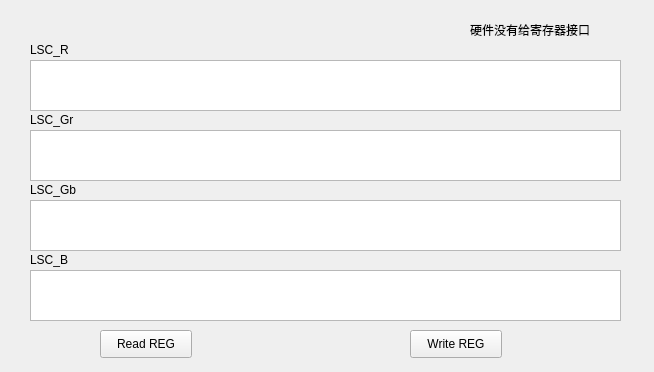
Before: the Qt Designer form Link_tab/lsc_tab.ui in HuJingwen1211/MCISP, drawn with Qt 5.
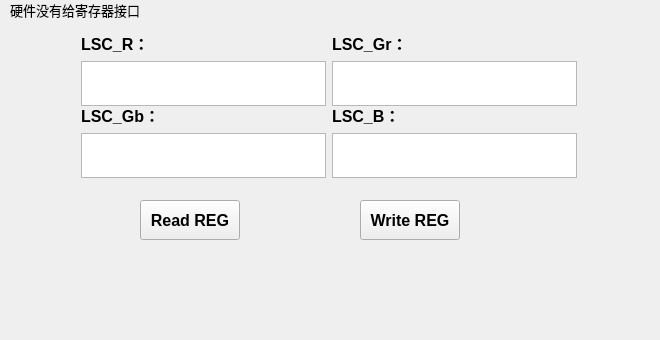
After: the same form once the commit is applied.

Diff of the .ui file:
```diff
--- a/Link_tab/lsc_tab.ui
+++ b/Link_tab/lsc_tab.ui
@@ -6,127 +6,58 @@
    <rect>
     <x>0</x>
     <y>0</y>
-    <width>654</width>
-    <height>372</height>
+    <width>660</width>
+    <height>340</height>
    </rect>
   </property>
+  <property name="minimumSize">
+   <size>
+    <width>660</width>
+    <height>340</height>
+   </size>
+  </property>
   <property name="windowTitle">
    <string>LSC_tab</string>
   </property>
   <widget class="QLabel" name="label">
    <property name="geometry">
     <rect>
-     <x>470</x>
-     <y>20</y>
+     <x>10</x>
+     <y>0</y>
      <width>161</width>
      <height>20</height>
     </rect>
    </property>
+   <property name="font">
+    <font>
+     <pointsize>10</pointsize>
+    </font>
+   </property>
    <property name="text">
     <string>硬件没有给寄存器接口</string>
    </property>
   </widget>
-  <widget class="QPlainTextEdit" name="LSC_R">
-   <property name="geometry">
-    <rect>
-     <x>30</x>
-     <y>60</y>
-     <width>591</width>
-     <height>51</height>
-    </rect>
-   </property>
-  </widget>
-  <widget class="QPlainTextEdit" name="LSC_Gr">
-   <property name="geometry">
-    <rect>
-     <x>30</x>
-     <y>130</y>
-     <width>591</width>
-     <height>51</height>
-    </rect>
-   </property>
-  </widget>
-  <widget class="QPlainTextEdit" name="LSC_Gb">
-   <property name="geometry">
-    <rect>
-     <x>30</x>
-     <y>200</y>
-     <width>591</width>
-     <height>51</height>
-    </rect>
-   </property>
-  </widget>
-  <widget class="QPlainTextEdit" name="LSC_B">
-   <property name="geometry">
-    <rect>
-     <x>30</x>
-     <y>270</y>
-     <width>591</width>
-     <height>51</height>
-    </rect>
-   </property>
-  </widget>
-  <widget class="QLabel" name="label_2">
-   <property name="geometry">
-    <rect>
-     <x>30</x>
-     <y>40</y>
-     <width>69</width>
-     <height>19</height>
-    </rect>
-   </property>
-   <property name="text">
-    <string>LSC_R</string>
-   </property>
-  </widget>
-  <widget class="QLabel" name="label_3">
-   <property name="geometry">
-    <rect>
-     <x>30</x>
-     <y>110</y>
-     <width>69</width>
-     <height>19</height>
-    </rect>
-   </property>
-   <property name="text">
-    <string>LSC_Gr</string>
-   </property>
-  </widget>
-  <widget class="QLabel" name="label_4">
-   <property name="geometry">
-    <rect>
-     <x>30</x>
-     <y>180</y>
-     <width>69</width>
-     <height>19</height>
-    </rect>
-   </property>
-   <property name="text">
-    <string>LSC_Gb</string>
-   </property>
-  </widget>
-  <widget class="QLabel" name="label_5">
-   <property name="geometry">
-    <rect>
-     <x>30</x>
-     <y>250</y>
-     <width>69</width>
-     <height>19</height>
-    </rect>
-   </property>
-   <property name="text">
-    <string>LSC_B</string>
-   </property>
-  </widget>
   <widget class="QPushButton" name="lsc_read_btn">
    <property name="geometry">
     <rect>
-     <x>100</x>
-     <y>330</y>
-     <width>92</width>
-     <height>28</height>
+     <x>140</x>
+     <y>200</y>
+     <width>100</width>
+     <height>40</height>
     </rect>
    </property>
+   <property name="minimumSize">
+    <size>
+     <width>100</width>
+     <height>40</height>
+    </size>
+   </property>
+   <property name="font">
+    <font>
+     <pointsize>12</pointsize>
+     <bold>true</bold>
+    </font>
+   </property>
    <property name="text">
     <string>Read REG</string>
    </property>
@@ -134,16 +65,156 @@
   <widget class="QPushButton" name="lsc_write_btn">
    <property name="geometry">
     <rect>
-     <x>410</x>
-     <y>330</y>
-     <width>92</width>
-     <height>28</height>
+     <x>360</x>
+     <y>200</y>
+     <width>100</width>
+     <height>40</height>
     </rect>
    </property>
+   <property name="minimumSize">
+    <size>
+     <width>100</width>
+     <height>40</height>
+    </size>
+   </property>
+   <property name="font">
+    <font>
+     <pointsize>12</pointsize>
+     <bold>true</bold>
+    </font>
+   </property>
    <property name="text">
     <string>Write REG</string>
    </property>
   </widget>
+  <widget class="QWidget" name="">
+   <property name="geometry">
+    <rect>
+     <x>70</x>
+     <y>20</y>
+     <width>518</width>
+     <height>161</height>
+    </rect>
+   </property>
+   <layout class="QGridLayout" name="gridLayout">
+    <item row="3" column="0">
+     <widget class="QPlainTextEdit" name="LSC_Gb">
+      <property name="minimumSize">
+       <size>
+        <width>0</width>
+        <height>45</height>
+       </size>
+      </property>
+      <property name="font">
+       <font>
+        <pointsize>12</pointsize>
+        <bold>true</bold>
+       </font>
+      </property>
+     </widget>
+    </item>
+    <item row="1" column="1">
+     <widget class="QPlainTextEdit" name="LSC_Gr">
+      <property name="minimumSize">
+       <size>
+        <width>0</width>
+        <height>45</height>
+       </size>
+      </property>
+      <property name="font">
+       <font>
+        <pointsize>12</pointsize>
+        <bold>true</bold>
+       </font>
+      </property>
+     </widget>
+    </item>
+    <item row="2" column="0">
+     <widget class="QLabel" name="label_4">
+      <property name="font">
+       <font>
+        <pointsize>12</pointsize>
+        <bold>true</bold>
+       </font>
+      </property>
+      <property name="text">
+       <string>LSC_Gb：</string>
+      </property>
+     </widget>
+    </item>
+    <item row="1" column="0">
+     <widget class="QPlainTextEdit" name="LSC_R">
+      <property name="minimumSize">
+       <size>
+        <width>0</width>
+        <height>45</height>
+       </size>
+      </property>
+      <property name="font">
+       <font>
+        <pointsize>12</pointsize>
+        <bold>true</bold>
+       </font>
+      </property>
+     </widget>
+    </item>
+    <item row="2" column="1">
+     <widget class="QLabel" name="label_5">
+      <property name="font">
+       <font>
+        <pointsize>12</pointsize>
+        <bold>true</bold>
+       </font>
+      </property>
+      <property name="text">
+       <string>LSC_B：</string>
+      </property>
+     </widget>
+    </item>
+    <item row="3" column="1">
+     <widget class="QPlainTextEdit" name="LSC_B">
+      <property name="minimumSize">
+       <size>
+        <width>0</width>
+        <height>45</height>
+       </size>
+      </property>
+      <property name="font">
+       <font>
+        <pointsize>12</pointsize>
+        <bold>true</bold>
+       </font>
+      </property>
+     </widget>
+    </item>
+    <item row="0" column="1">
+     <widget class="QLabel" name="label_3">
+      <property name="font">
+       <font>
+        <pointsize>12</pointsize>
+        <bold>true</bold>
+       </font>
+      </property>
+      <property name="text">
+       <string>LSC_Gr：</string>
+      </property>
+     </widget>
+    </item>
+    <item row="0" column="0">
+     <widget class="QLabel" name="label_2">
+      <property name="font">
+       <font>
+        <pointsize>12</pointsize>
+        <bold>true</bold>
+       </font>
+      </property>
+      <property name="text">
+       <string>LSC_R：</string>
+      </property>
+     </widget>
+    </item>
+   </layout>
+  </widget>
  </widget>
  <layoutdefault spacing="6" margin="11"/>
  <resources/>
```
